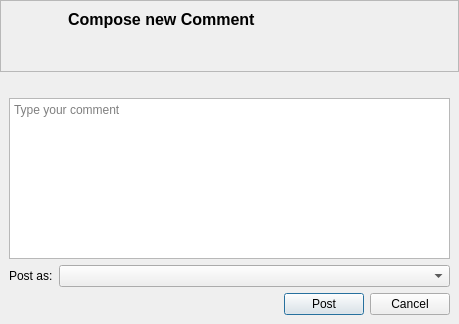
Qt form retroshare-gui/src/gui/gxs/GxsCreateCommentDialog.ui (RetroShare/RetroShare) before a commit.
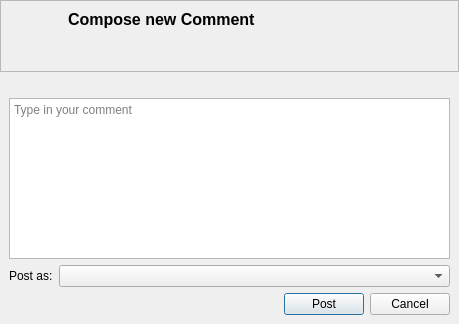
The same form after that commit. Custom widgets are drawn as their Qt base class.

Commit message: disabled HTML in comments since it does not add supportable features

The edit to the form file:
```diff
--- a/retroshare-gui/src/gui/gxs/GxsCreateCommentDialog.ui
+++ b/retroshare-gui/src/gui/gxs/GxsCreateCommentDialog.ui
@@ -158,7 +158,7 @@
          <string notr="true"/>
         </property>
         <property name="placeholderText">
-         <string>Type your comment</string>
+         <string>Type in your comment</string>
         </property>
        </widget>
       </item>
```
Left out of the diff: 8 changed lines with no effect on the pictures. The commit also changes 1 other file.
